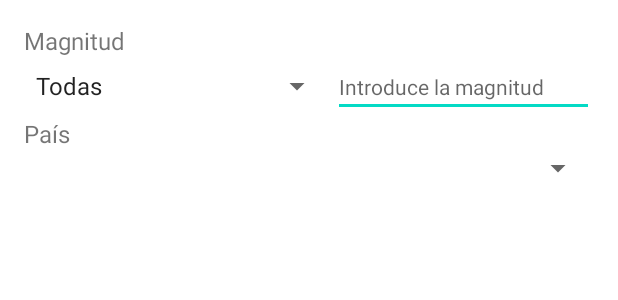
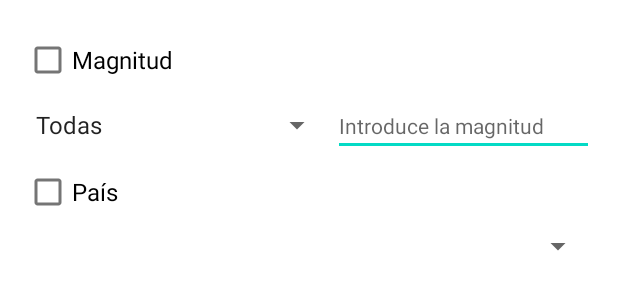
Before and after one commit to alexaib2002/android-earthquake-visualizer, an Android app: the layout fragment_filter_dialog.xml on its own in the app's theme, with its tools: preview values and no code run, on a phone screen of 412 x 824 dp. Shown: the top 300 px of the screen. Run offline under Robolectric (Android 15) with nearby library versions, the phone set to English and light mode, and no system bars.

Commit message:
FIXME refactor filter with CheckBoxes

```diff
--- a/app/src/main/res/layout/fragment_filter_dialog.xml
+++ b/app/src/main/res/layout/fragment_filter_dialog.xml
@@ -7,7 +7,8 @@
     android:padding="16dp"
     tools:context=".FilterDialog">
 
-    <TextView
+    <CheckBox
+        android:id="@+id/magnitudeChk"
         android:layout_width="match_parent"
         android:layout_height="wrap_content"
         android:text="Magnitud"
@@ -37,7 +38,8 @@
 
     </LinearLayout>
 
-    <TextView
+    <CheckBox
+        android:id="@+id/countryChk"
         android:layout_width="match_parent"
         android:layout_height="wrap_content"
         android:text="País"
```
Also changed, not shown: app/src/main/java/org/dam/earthquakevisualizer/FilterDialog.java (+43 -24 lines).
